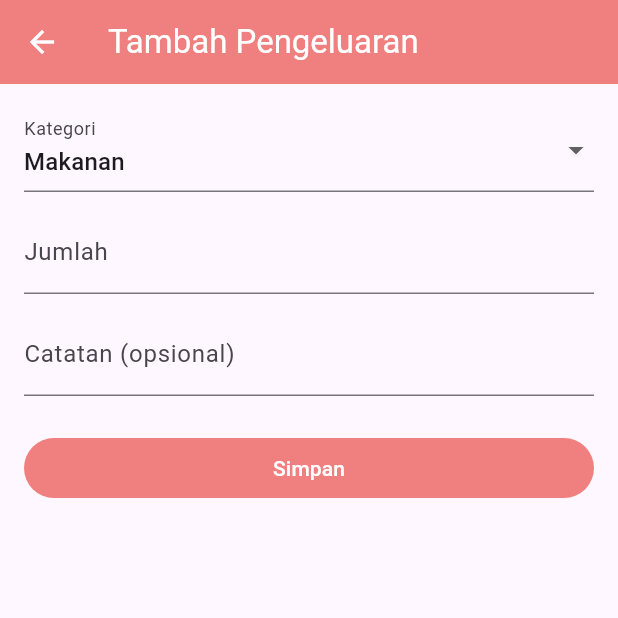
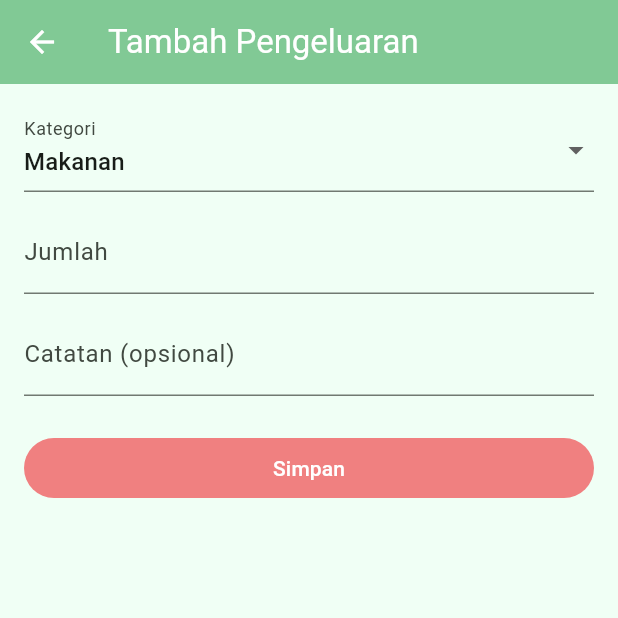
Before and after one commit to Kazuhash/Money-Manager-10, a Flutter app: the screen it shows after launch, after a tap on the "remove" icon, on a phone screen of 412 x 824 dp, the top half of it. Run offline on Flutter 3.47's test engine with Material 3 defaults, Android fonts, the light colour scheme and no system bars; our stand-ins replace shared_preferences.

Commit message:
dark mode

```diff
--- a/lib/history/history_page.dart
+++ b/lib/history/history_page.dart
@@ -192,8 +192,6 @@ class _TransactionHistoryPageState extends State<TransactionHistoryPage> {
           'Riwayat Transaksi',
           style: TextStyle(fontWeight: FontWeight.bold),
         ),
-        backgroundColor: Colors.deepPurple,
-        foregroundColor: Colors.white,
         actions: [
           IconButton(
             icon: const Icon(Icons.date_range),
@@ -203,8 +201,6 @@ class _TransactionHistoryPageState extends State<TransactionHistoryPage> {
       ),
       floatingActionButton: FloatingActionButton(
         onPressed: _tambah,
-        backgroundColor: Colors.deepPurple,
-        foregroundColor: Colors.white,
         child: const Icon(Icons.add),
       ),
       body: Column(
--- a/lib/history/widgets/filters.dart
+++ b/lib/history/widgets/filters.dart
@@ -23,9 +23,11 @@ class FilterChipsRow extends StatelessWidget {
           return ChoiceChip(
             label: Text(filter),
             selected: isSelected,
-            selectedColor: Colors.deepPurple,
+            selectedColor: Theme.of(context).colorScheme.primary,
             labelStyle: TextStyle(
-              color: isSelected ? Colors.white : Colors.black,
+              color: isSelected
+                  ? Theme.of(context).colorScheme.onPrimary
+                  : Theme.of(context).colorScheme.onSurface,
             ),
             onSelected: (_) => onSelected(filter),
           );
--- a/lib/home_Page/monefy_home.dart
+++ b/lib/home_Page/monefy_home.dart
@@ -101,10 +101,7 @@ class _MonefyHomeState extends State<MonefyHome> {
     final expense = _total(data, TipeTransaksi.pengeluaran);
 
     return Scaffold(
-      backgroundColor: const Color(0xFFF0FFF5),
       appBar: AppBar(
-        backgroundColor: green,
-        foregroundColor: Colors.white,
         title: const Text('Monefy'),
       ),
       floatingActionButtonLocation: FloatingActionButtonLocation.centerFloat,
--- a/lib/home_Page/tambah_pemasukan_page.dart
+++ b/lib/home_Page/tambah_pemasukan_page.dart
@@ -11,8 +11,6 @@ class TambahPemasukanPage extends StatelessWidget {
   Widget build(BuildContext context) {
     return Scaffold(
       appBar: AppBar(
-        backgroundColor: green,
-        foregroundColor: Colors.white,
         title: const Text('Tambah Pemasukan'),
       ),
       body: SingleChildScrollView(
--- a/lib/home_Page/tambah_pengeluaran_page.dart
+++ b/lib/home_Page/tambah_pengeluaran_page.dart
@@ -11,8 +11,6 @@ class TambahPengeluaranPage extends StatelessWidget {
   Widget build(BuildContext context) {
     return Scaffold(
       appBar: AppBar(
-        backgroundColor: red,
-        foregroundColor: Colors.white,
         title: const Text('Tambah Pengeluaran'),
       ),
       body: SingleChildScrollView(
--- a/lib/main.dart
+++ b/lib/main.dart
@@ -1,15 +1,33 @@
 import 'package:flutter/material.dart';
+import 'package:provider/provider.dart';
+import 'package:shared_preferences/shared_preferences.dart';
 import 'main_navigation.dart';
+import 'settings_page/app_setting.dart';
+import 'settings_page/app_theme.dart';
 
-void main() => runApp(const MyApp());
+Future<void> main() async {
+  WidgetsFlutterBinding.ensureInitialized();
+  final preferences = await SharedPreferences.getInstance();
+  runApp(
+    ChangeNotifierProvider(
+      create: (_) => AppSettings(preferences: preferences),
+      child: const MyApp(),
+    ),
+  );
+}
 
 class MyApp extends StatelessWidget {
   const MyApp({super.key});
 
   @override
   Widget build(BuildContext context) {
+    final settings = context.watch<AppSettings>();
+
     return MaterialApp(
       debugShowCheckedModeBanner: false,
+      theme: AppTheme.light,
+      darkTheme: AppTheme.dark,
+      themeMode: settings.themeMode,
       home: const MainNavigation(),
     );
   }
--- a/lib/main_navigation.dart
+++ b/lib/main_navigation.dart
@@ -25,7 +25,7 @@ class _MainNavigationState extends State<MainNavigation> {
       body: IndexedStack(index: _currentIndex, children: _pages),
       bottomNavigationBar: BottomNavigationBar(
         currentIndex: _currentIndex,
-        selectedItemColor: Colors.deepPurple,
+        selectedItemColor: Theme.of(context).colorScheme.primary,
         onTap: (i) => setState(() => _currentIndex = i),
         items: const [
           BottomNavigationBarItem(icon: Icon(Icons.home), label: 'Home'),
--- a/lib/settings_page/about_page.dart
+++ b/lib/settings_page/about_page.dart
@@ -9,8 +9,6 @@ class AboutPage extends StatelessWidget {
     return Scaffold(
       appBar: AppBar(
         title: const Text('Info Aplikasi'),
-        backgroundColor: const Color(0xFF81C995),
-        foregroundColor: Colors.white,
         centerTitle: true,
         flexibleSpace: const HologramAppBarBackground(),
       ),
--- a/lib/settings_page/app_setting.dart
+++ b/lib/settings_page/app_setting.dart
@@ -1,14 +1,29 @@
 import 'package:flutter/material.dart';
+import 'package:shared_preferences/shared_preferences.dart';
 
 class AppSettings extends ChangeNotifier {
-  ThemeMode _themeMode = ThemeMode.light;
+  static const _darkModeKey = 'isDarkMode';
+
+  AppSettings({required SharedPreferences preferences})
+    : _preferences = preferences,
+      _themeMode = (preferences.getBool(_darkModeKey) ?? false)
+          ? ThemeMode.dark
+          : ThemeMode.light;
+
+  final SharedPreferences _preferences;
+  ThemeMode _themeMode;
   String _currencySymbol = 'Rp';
 
   ThemeMode get themeMode => _themeMode;
   bool get isDark => _themeMode == ThemeMode.dark;
   String get currencySymbol => _currencySymbol;
 
-  void setDark(bool value) {
+  Future<void> setDark(bool value) async {
+    if (value == isDark) return;
+    final saved = await _preferences.setBool(_darkModeKey, value);
+    if (!saved) {
+      throw StateError('Could not save dark mode preference.');
+    }
     _themeMode = value ? ThemeMode.dark : ThemeMode.light;
     notifyListeners();
   }
--- a/lib/settings_page/app_theme.dart
+++ b/lib/settings_page/app_theme.dart
@@ -1,11 +1,32 @@
 import 'package:flutter/material.dart';
 
 class AppTheme {
+  static const Color green = Color(0xFF81C995);
   static const Color violet = Color(0xFF8B5CF6);
   static const Color blue = Color(0xFF3B82F6);
   static const Color cyan = Color(0xFF22D3EE);
   static const Color night = Color(0xFF0A0620);
   static const Color panel = Color(0xFF150D35);
+
+  static ThemeData get light {
+    final scheme = ColorScheme.fromSeed(
+      seedColor: green,
+      brightness: Brightness.light,
+    );
+
+    return ThemeData(
+      colorScheme: scheme,
+      scaffoldBackgroundColor: const Color(0xFFF0FFF5),
+      appBarTheme: const AppBarTheme(
+        backgroundColor: green,
+        foregroundColor: Colors.white,
+        elevation: 0,
+      ),
+      bottomNavigationBarTheme: const BottomNavigationBarThemeData(
+        selectedItemColor: violet,
+      ),
+    );
+  }
 
   static ThemeData get dark {
     final scheme = const ColorScheme.dark().copyWith(
@@ -50,6 +71,11 @@ class AppTheme {
         backgroundColor: violet,
         foregroundColor: Colors.white,
       ),
+      bottomNavigationBarTheme: const BottomNavigationBarThemeData(
+        backgroundColor: panel,
+        selectedItemColor: cyan,
+        unselectedItemColor: Colors.white60,
+      ),
       elevatedButtonTheme: ElevatedButtonThemeData(
         style: ElevatedButton.styleFrom(
           backgroundColor: violet,
--- a/lib/settings_page/category_management_page.dart
+++ b/lib/settings_page/category_management_page.dart
@@ -10,8 +10,6 @@ class CategoryManagementPage extends StatelessWidget {
     return Scaffold(
       appBar: AppBar(
         title: const Text('Kelola Kategori'),
-        backgroundColor: const Color(0xFF81C995),
-        foregroundColor: Colors.white,
         centerTitle: true,
         flexibleSpace: const HologramAppBarBackground(),
       ),
--- a/lib/settings_page/currency_page.dart
+++ b/lib/settings_page/currency_page.dart
@@ -22,8 +22,6 @@ class CurrencyPage extends StatelessWidget {
     return Scaffold(
       appBar: AppBar(
         title: const Text('Mata Uang'),
-        backgroundColor: const Color(0xFF81C995),
-        foregroundColor: Colors.white,
         centerTitle: true,
         flexibleSpace: const HologramAppBarBackground(),
       ),
```
Also changed, not shown: lib/settings_page/settings_page.dart (+13 -3 lines).
